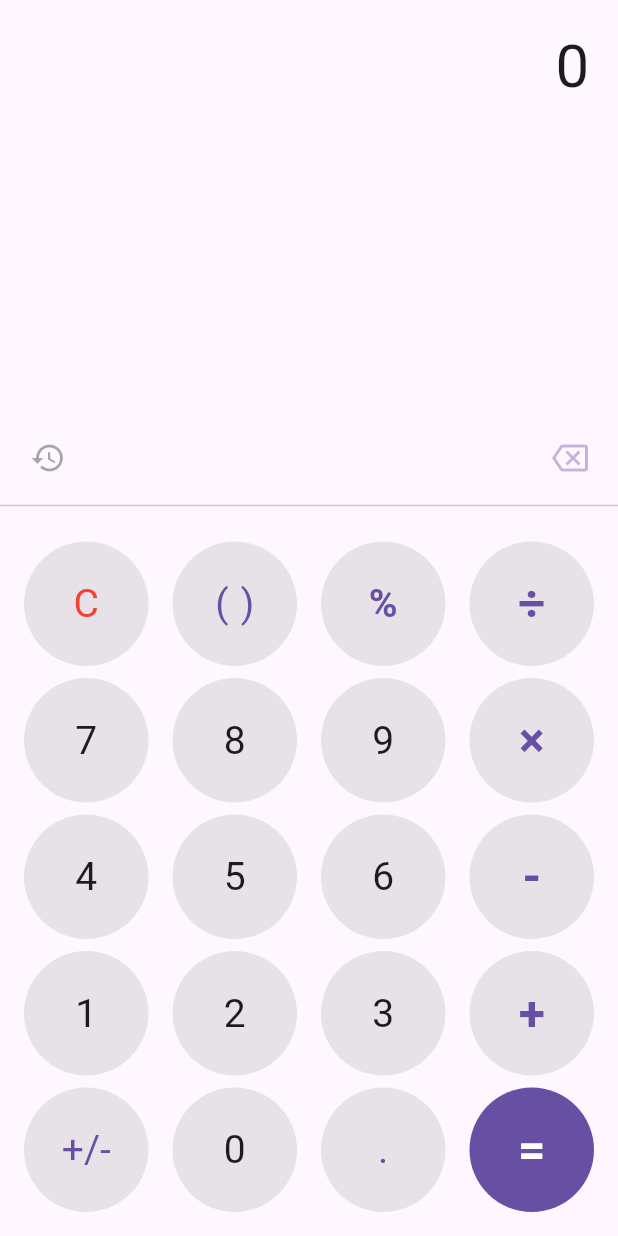
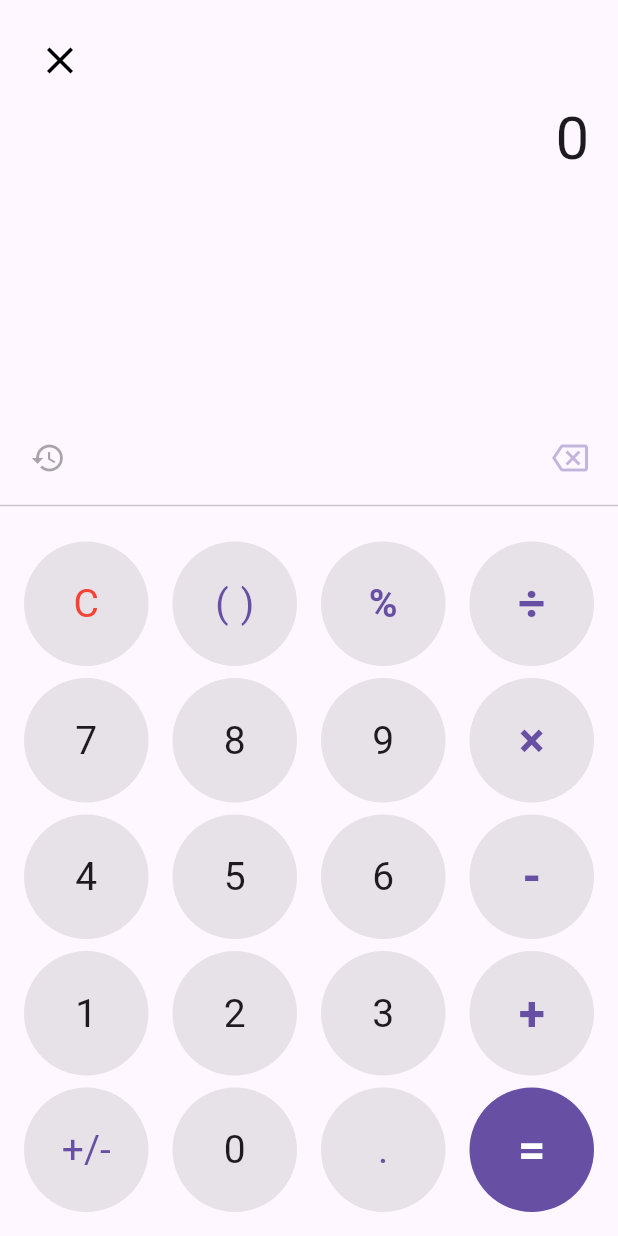
Before and after one commit to hamidDarsaaed/calculator, a Flutter app: the screen it shows after launch, on a phone screen of 412 x 824 dp. Run offline on Flutter 3.47's test engine with Material 3 defaults, Android fonts, the phone set to English and light mode, and no system bars; our stand-ins replace equatable, flutter_bloc, hydrated_bloc, math_expressions.

Commit message:
add btn back

```diff
--- a/lib/CalculatorScreen.dart
+++ b/lib/CalculatorScreen.dart
@@ -28,7 +28,10 @@ class CalculatorScreen extends StatelessWidget {
           historyCubit: context.read<HistoryCubit>(),
           onClickEqual: onClickEqual,
         ),
-        child: const MainScreen(),
+        child: const Directionality(
+          textDirection: TextDirection.ltr,
+          child: MainScreen(),
+        ),
       ),
     );
   }
--- a/lib/presentation/screens/main/main_screen.dart
+++ b/lib/presentation/screens/main/main_screen.dart
@@ -123,6 +123,15 @@ class _MainScreenState extends State<MainScreen> {
                     crossAxisAlignment: CrossAxisAlignment.stretch,
                     mainAxisAlignment: MainAxisAlignment.spaceBetween,
                     children: [
+                      Align(
+                        alignment: AlignmentDirectional.topStart,
+                        child: IconButton(
+                            onPressed: () {
+                              Navigator.pop(context);
+                            },
+                            icon: const Icon(Icons.close,
+                                color: Colors.black, size: 30)),
+                      ),
                       Expanded(
                         child: SingleChildScrollView(
                           controller: _scrollController,
@@ -211,7 +220,6 @@ class _MainScreenState extends State<MainScreen> {
                               //     icon: Icon(themeIcon),
                               //   ),
                               // ),
-
                             ],
                           ),
                         ),
```
